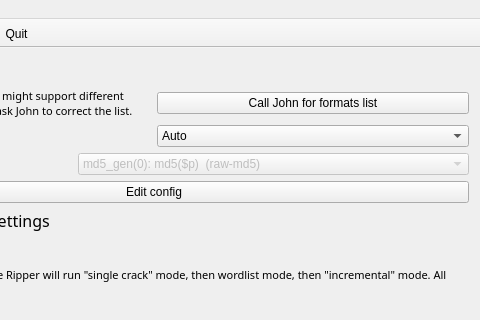
Above: mainwindow.ui from openwall/johnny before the change; both pictures show x 428 to 908 and y 0 to 320 of the 908 by 993 pixel window. Below: the same form after it.
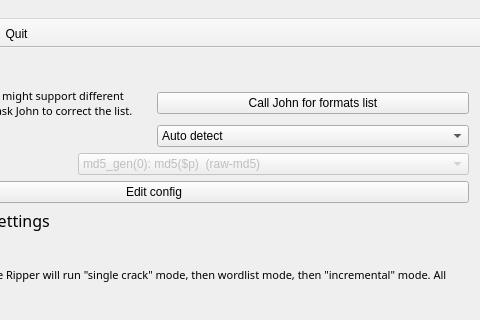
That is the form after the change. Icons and pictures are not drawn.

Commit message: format 'auto' is renamed to 'auto detect'

The edit to the form file:
```diff
--- a/mainwindow.ui
+++ b/mainwindow.ui
@@ -321,7 +321,7 @@
                 <widget class="QComboBox" name="comboBox_Format">
                  <item>
                   <property name="text">
-                   <string>Auto</string>
+                   <string>Auto detect</string>
                   </property>
                  </item>
                  <item>
```
